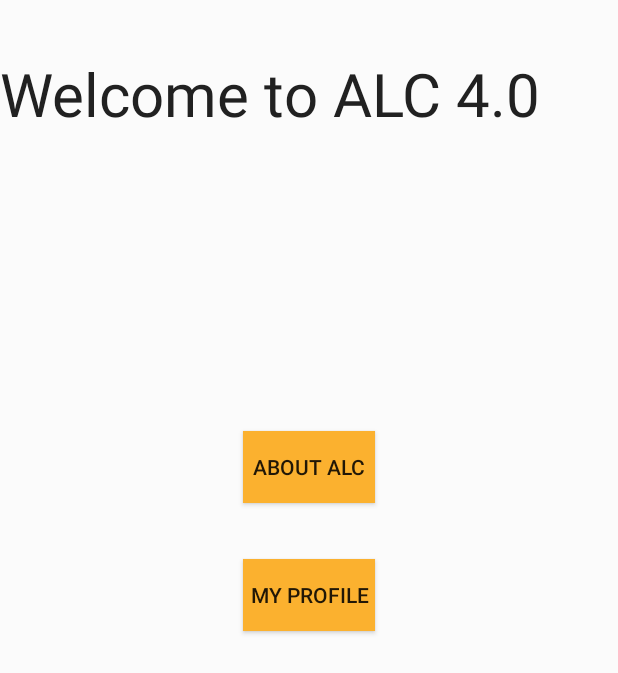
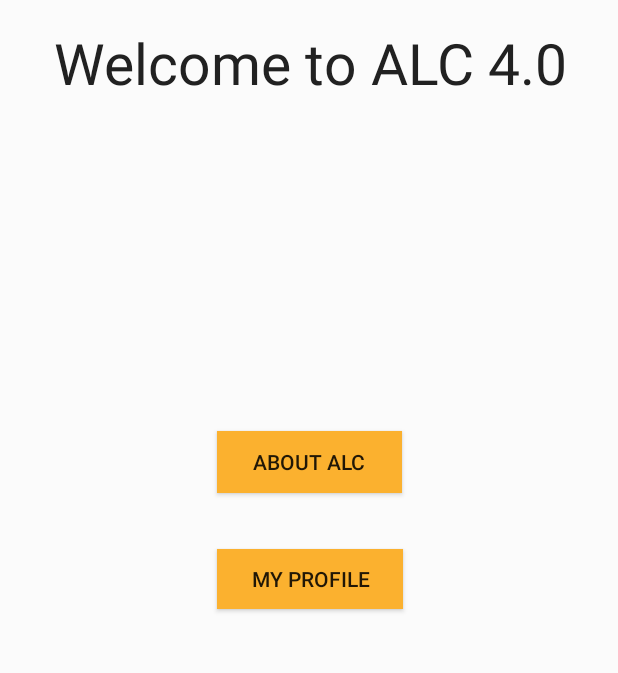
Before and after one commit to TimMaina/ALC-Challenge-4.0, an Android app: the screen it shows after launch (MainActivity), on a phone screen of 412 x 824 dp. Shown: the top 673 px of the screen. Run offline under Robolectric (Android 15) with nearby library versions, the phone set to English and light mode, and no system bars.

Commit message:
1st repository trial

```diff
--- a/app/src/main/AndroidManifest.xml
+++ b/app/src/main/AndroidManifest.xml
@@ -3,6 +3,7 @@
     xmlns:tools="http://schemas.android.com/tools"
     package="com.example.alc4phase1">
     <uses-permission android:name="android.permission.INTERNET" />
+
     <application
         android:allowBackup="true"
         android:icon="@mipmap/ic_launcher"
@@ -11,10 +12,11 @@
         android:supportsRtl="true"
         android:theme="@style/AppTheme"
         tools:ignore="GoogleAppIndexingWarning">
+
         <activity android:name=".MyProfile" android:parentActivityName=".MainActivity" android:label="my profile">
             </activity>
         <activity android:name=".AboutALC" android:parentActivityName=".MainActivity" android:label="About ALC" />
-        <activity android:name=".MainActivity">
+        <activity android:name=".MainActivity" android:label="app_name">
             <intent-filter>
                 <action android:name="android.intent.action.MAIN" />
                 <category android:name="android.intent.category.LAUNCHER" />
--- a/app/src/main/java/com/example/alc4phase1/AboutALC.java
+++ b/app/src/main/java/com/example/alc4phase1/AboutALC.java
@@ -1,26 +1,36 @@
 package com.example.alc4phase1;
 
 import android.annotation.SuppressLint;
+import android.net.http.SslError;
 import android.os.Bundle;
 import android.support.v7.app.AppCompatActivity;
+import android.webkit.SslErrorHandler;
 import android.webkit.WebView;
-
+import android.webkit.WebViewClient;
 
 public class AboutALC extends AppCompatActivity {
 
-    private WebView webView;
-
-
+    WebView webView;
 
     @SuppressLint(value = "RestrictedApi")
     @Override
+
     public void onCreate(Bundle savedInstanceState) {
         super.onCreate(savedInstanceState);
         setContentView(R.layout.activity_about_alc);
         getSupportActionBar().setDefaultDisplayHomeAsUpEnabled(true);
 
     webView = (WebView) findViewById(R.id.webView);
-    webView.loadUrl("https://www.andela.com/alc/");
+    webView.setWebViewClient(new MyBrowser());
+    webView.getSettings().setJavaScriptEnabled(true);
+    webView.loadUrl("https://andela.com/alc/");
+    }
+    private class MyBrowser extends WebViewClient{
 
+
+     @Override
+        public void onReceivedSslError(WebView view, SslErrorHandler handler, SslError error) {
+            handler.proceed();
+        }
     }
-}
+    }
--- a/app/src/main/res/layout/activity_main.xml
+++ b/app/src/main/res/layout/activity_main.xml
@@ -4,37 +4,39 @@
     xmlns:tools="http://schemas.android.com/tools"
     android:layout_width="match_parent"
     android:layout_height="match_parent"
-    tools:context=".MainActivity"
-    android:background="@color/chalk">
+    android:background="@color/chalk"
+    tools:context=".MainActivity">
     <TextView
         android:id="@+id/textView"
-        android:layout_width="wrap_content"
-        android:layout_height="wrap_content"
+        android:layout_width="357dp"
+        android:layout_height="46dp"
         android:layout_alignParentTop="true"
         android:layout_centerHorizontal="true"
-        android:layout_marginTop="35dp"
+        android:layout_marginStart="36dp"
+        android:layout_marginTop="16dp"
         android:text="Welcome to ALC 4.0"
         android:textColor="@color/colorPrimaryText"
-        android:textSize="40sp"
+        android:textSize="38sp"
         app:layout_constraintStart_toStartOf="parent"
         app:layout_constraintTop_toTopOf="parent" />
     <Button
         android:id="@+id/button"
-        android:layout_width="wrap_content"
-        android:layout_height="wrap_content"
+        android:layout_width="123dp"
+        android:layout_height="41dp"
         android:layout_marginTop="287dp"
+        android:background="@color/lightOrange"
         android:text="ABOUT ALC"
-        android:background="@color/lightOrange"
         app:layout_constraintEnd_toEndOf="parent"
         app:layout_constraintStart_toStartOf="parent"
         app:layout_constraintTop_toTopOf="parent" />
+
     <Button
         android:id="@+id/button1"
-        android:layout_width="wrap_content"
-        android:layout_height="wrap_content"
+        android:layout_width="124dp"
+        android:layout_height="40dp"
         android:layout_marginTop="37dp"
+        android:background="@color/lightOrange"
         android:text="MY PROFILE"
-        android:background="@color/lightOrange"
         app:layout_constraintStart_toStartOf="@+id/button"
         app:layout_constraintTop_toBottomOf="@+id/button" />
 </android.support.constraint.ConstraintLayout>
--- a/app/src/main/res/values/colors.xml
+++ b/app/src/main/res/values/colors.xml
@@ -1,7 +1,7 @@
 <?xml version="1.0" encoding="utf-8"?>
 <resources>
-    <color name="colorPrimary">#008577</color>
-    <color name="colorPrimaryDark">#00574B</color>
+    <color name="colorPrimary">#3359DE</color>
+    <color name="colorPrimaryDark">#3359DE</color>
     <color name="colorAccent">#D81B60</color>
     <color name="colorPrimaryText">#212121</color>
     <color name="lightOrange">#FBB12F</color>
```
Also changed, not shown: app/src/main/java/com/example/alc4phase1/MainActivity.java (+7 -0 lines), app/src/main/res/layout/activity_my_profile.xml (+13 -0 lines), app/src/main/res/values/styles.xml (indentation only), 2 other files.
